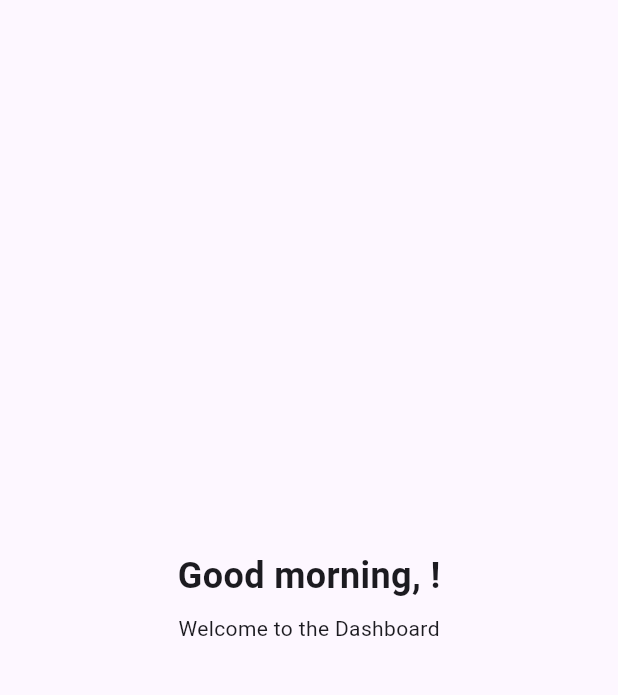
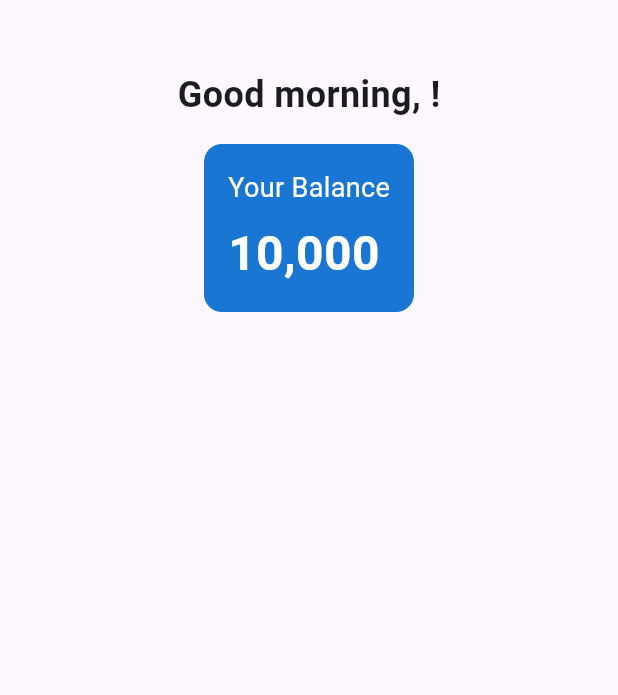
Before and after one commit to CTBen-tech/studbank, a Flutter app: the screen it shows once a user with an empty profile is signed in, on a phone screen of 412 x 824 dp, the part 63-758 px from its top. Run offline on Flutter 3.47's test engine with Material 3 defaults, Android fonts, the phone set to English and light mode, and no system bars; our stand-ins replace cloud_firestore, firebase_auth, firebase_core, fl_chart; accounts and stored records are empty.

Commit message:
placed a banner to dispaly the cash on the account

```diff
--- a/lib/pages/dashboard.dart
+++ b/lib/pages/dashboard.dart
@@ -169,18 +169,47 @@ class DashboardPage extends StatelessWidget {
         title: const Text('Safe Budget Dashboard'),
       ),
       body: Center(
+  child: Column(
+    mainAxisAlignment: MainAxisAlignment.start,
+    crossAxisAlignment: CrossAxisAlignment.center,
+    children: [
+      const SizedBox(height: 32),
+      Text(
+        '${_getGreeting()}, $displayName!',
+        style: const TextStyle(fontSize: 24, fontWeight: FontWeight.bold),
+      ),
+      const SizedBox(height: 16),
+      // Blue banner container
+      Container(
+        margin: const EdgeInsets.symmetric(horizontal: 16),
+        padding: const EdgeInsets.all(16),
+        decoration: BoxDecoration(
+          color: Colors.blue.shade700,
+          borderRadius: BorderRadius.circular(12),
+        ),
         child: Column(
-          mainAxisAlignment: MainAxisAlignment.center,
+          crossAxisAlignment: CrossAxisAlignment.start,
           children: [
-            Text(
-              '${_getGreeting()}, $displayName!',
-              style: const TextStyle(fontSize: 24, fontWeight: FontWeight.bold),
+            const Text(
+              'Your Balance',
+              style: TextStyle(color: Colors.white, fontSize: 18),
             ),
             const SizedBox(height: 8),
-            const Text('Welcome to the Dashboard'),
+            Text(
+              "10,000",
+              style: const TextStyle(
+                color: Colors.white,
+                fontSize: 32,
+                fontWeight: FontWeight.bold,
+              ),
+            ),
           ],
         ),
       ),
+    ],
+  ),
+),
+
     );
   }
 }
```
Also changed, not shown: 1 other file.
